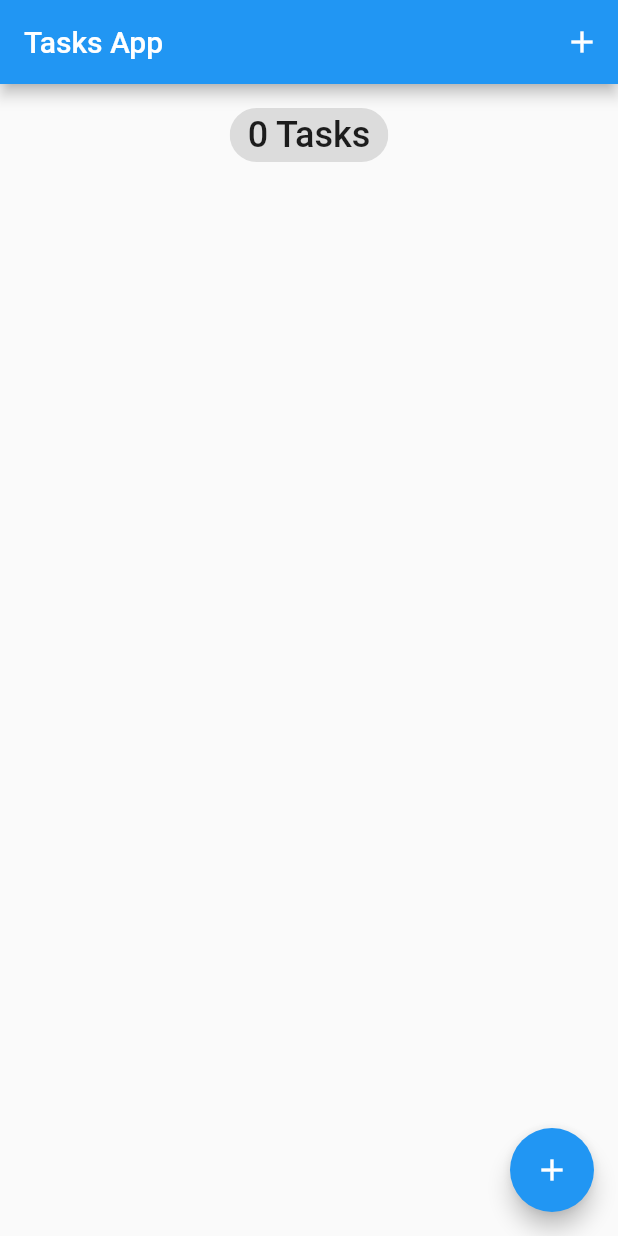
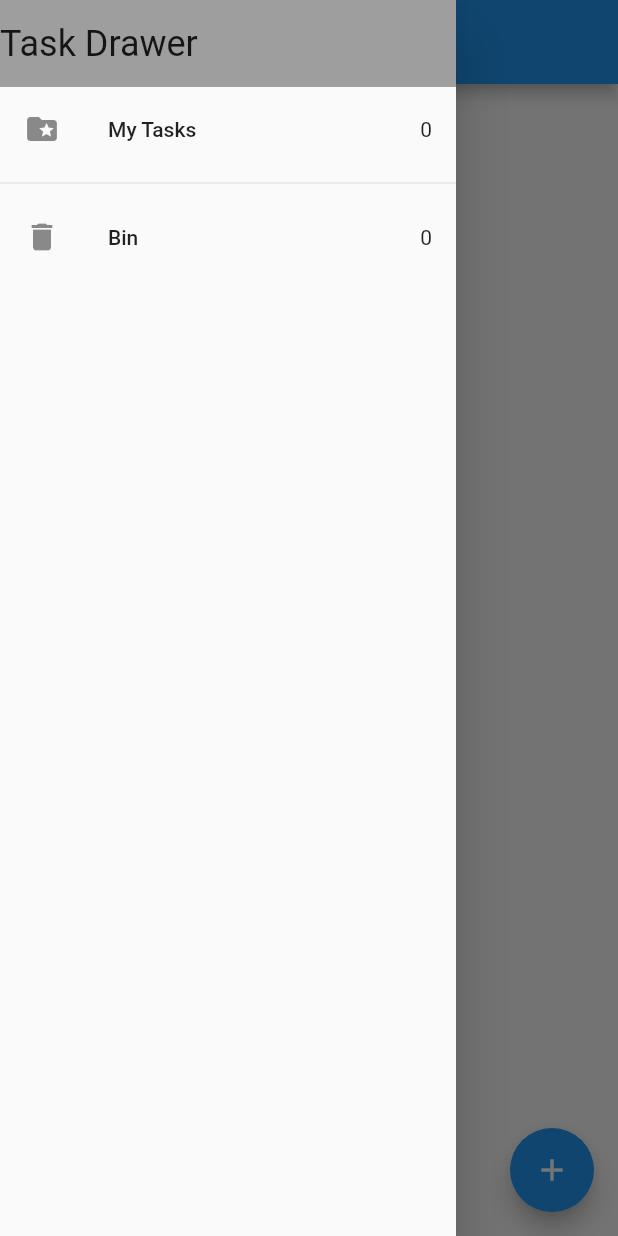
Before and after one commit to 29Niro/flutter_todo_app, a Flutter app: the screen it shows after launch, with the side drawer open (before the commit the screen has no drawer), on a phone screen of 412 x 824 dp. Run offline on Flutter 3.47's test engine with Material 2 defaults, Android fonts, the phone set to English and light mode, and no system bars; our stand-ins replace equatable, flutter_bloc, hydrated_bloc.

Commit message:
implement drawer & router

```diff
--- a/lib/main.dart
+++ b/lib/main.dart
@@ -2,6 +2,7 @@
 import 'package:flutter/foundation.dart';
 import 'package:flutter/material.dart';
 import 'package:flutter_todo_app/screens/task_screen.dart';
+import 'package:flutter_todo_app/services/app_router.dart';
 import 'package:path_provider/path_provider.dart';
 
 import 'blocs/bloc_exports.dart';
@@ -18,14 +19,17 @@ void main() async {
           : await getApplicationDocumentsDirectory(),
     );
 
-    runApp(const MyApp());
+    runApp(MyApp(
+      appRouter: AppRouter(),
+    ));
   } catch (e) {
     print('Error initializing HydratedStorage: $e');
   }
 }
 
 class MyApp extends StatelessWidget {
-  const MyApp({super.key});
+  const MyApp({super.key, required this.appRouter});
+  final AppRouter appRouter;
 
   // This widget is the root of your application.
   @override
@@ -38,6 +42,7 @@ class MyApp extends StatelessWidget {
           primarySwatch: Colors.blue,
         ),
         home: const TaskScreen(),
+        onGenerateRoute: appRouter.onGenerateRoute,
       ),
     );
   }
--- /dev/null
+++ b/lib/screens/my_drawer.dart
@@ -0,0 +1,59 @@
+import 'package:flutter/material.dart';
+import 'package:flutter_todo_app/screens/recycle_bin.dart';
+import 'package:flutter_todo_app/screens/task_screen.dart';
+
+import '../blocs/bloc_exports.dart';
+
+class MyDrawer extends StatelessWidget {
+  const MyDrawer({super.key});
+
+  @override
+  Widget build(BuildContext context) {
+    return SafeArea(
+      child: Drawer(
+        child: Column(
+          children: [
+            Container(
+              width: double.infinity,
+              padding: const EdgeInsets.symmetric(vertical: 15),
+              color: Colors.grey,
+              child: Text(
+                'Task Drawer',
+                style: Theme.of(context).textTheme.headlineSmall,
+              ),
+            ),
+            BlocBuilder<TasksBloc, TasksState>(
+              builder: (context, state) {
+                return GestureDetector(
+                  onTap: () {
+                    Navigator.of(context).pushNamed(TaskScreen.id);
+                  },
+                  child: ListTile(
+                    leading: const Icon(Icons.folder_special),
+                    title: const Text('My Tasks'),
+                    trailing: Text('${state.allTasks.length}'),
+                  ),
+                );
+              },
+            ),
+            const Divider(),
+            BlocBuilder<TasksBloc, TasksState>(
+              builder: (context, state) {
+                return GestureDetector(
+                  onTap: () {
+                    Navigator.of(context).pushNamed(RecycleBin.id);
+                  },
+                  child: ListTile(
+                    leading: const Icon(Icons.delete),
+                    title: const Text('Bin'),
+                    trailing: Text('${state.removedTasks.length}'),
+                  ),
+                );
+              },
+            ),
+          ],
+        ),
+      ),
+    );
+  }
+}
--- a/lib/screens/task_screen.dart
+++ b/lib/screens/task_screen.dart
@@ -1,6 +1,7 @@
 import 'package:flutter/material.dart';
 import 'package:flutter_todo_app/models/tasks.dart';
 import 'package:flutter_todo_app/screens/add_task_screen.dart';
+import 'package:flutter_todo_app/screens/my_drawer.dart';
 import 'package:flutter_todo_app/widgets/tasks_list.dart';
 
 import '../blocs/bloc_exports.dart';
@@ -8,6 +9,7 @@ import '../blocs/bloc_exports.dart';
 // ignore: must_be_immutable
 class TaskScreen extends StatefulWidget {
   const TaskScreen({Key? key}) : super(key: key);
+  static const id = 'task_screen';
 
   @override
   State<TaskScreen> createState() => _TaskScreenState();
@@ -35,13 +37,8 @@ class _TaskScreenState extends State<TaskScreen> {
         return Scaffold(
           appBar: AppBar(
             title: const Text('Tasks App'),
-            actions: [
-              IconButton(
-                onPressed: () {},
-                icon: const Icon(Icons.add),
-              )
-            ],
           ),
+          drawer: const MyDrawer(),
           body: Column(
             crossAxisAlignment: CrossAxisAlignment.center,
             children: [
```
Also changed, not shown: lib/services/app_router.dart (added, +22 -0 lines), 1 other file.
